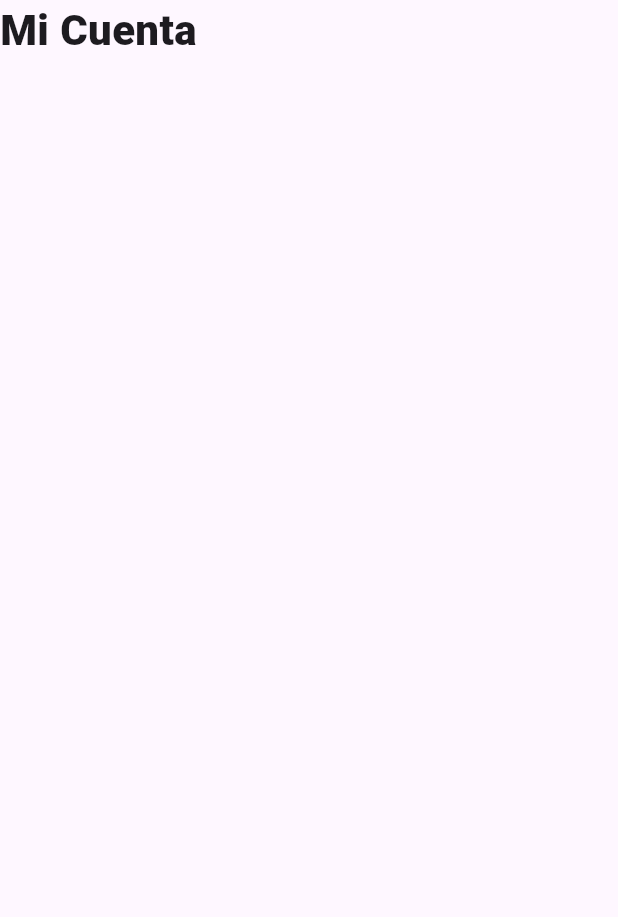
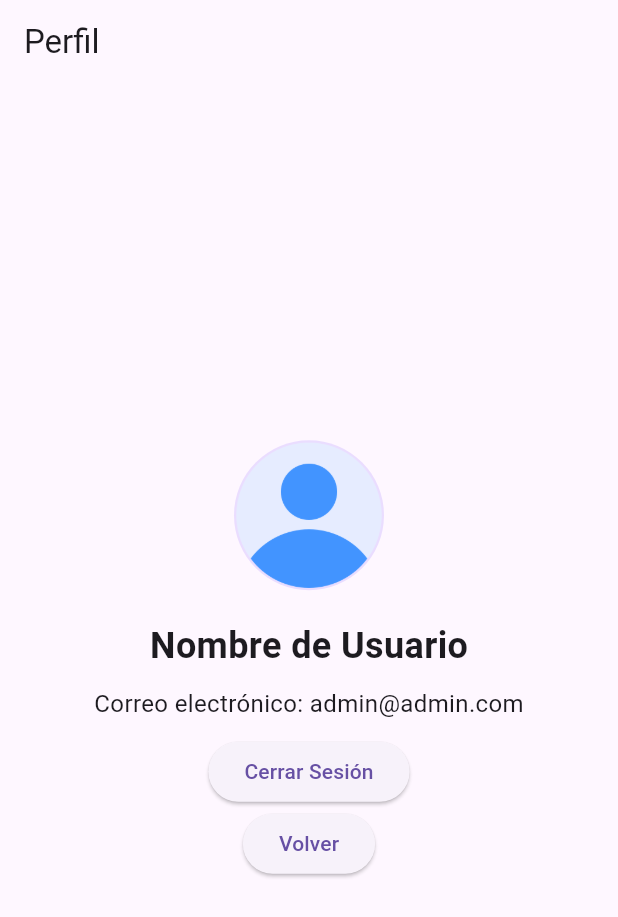
Before and after one commit to HaroldArguelloNic/mynapopizza, a Flutter app: the MyAccountPage screen opened directly, on a phone screen of 412 x 824 dp. Shown: the top 917 px of the screen. Run offline on Flutter 3.47's test engine with Material 3 defaults, Android fonts, the phone set to English and light mode, and no system bars; our stand-ins replace google_fonts; missing offline and left inert: mysql_client.

Commit message:
Informacion perfil base

```diff
--- a/lib/page/myaccountpage.dart
+++ b/lib/page/myaccountpage.dart
@@ -1,19 +1,68 @@
 import 'package:flutter/material.dart';
+import 'package:mynapopizza/page/home_page.dart';
 
-class MyAccountPage extends StatelessWidget {
-  const MyAccountPage({super.key});
+class MyAccountPage extends StatefulWidget {
+  const MyAccountPage({Key? key}) : super(key: key);
 
+  @override
+  _MyAccountPageState createState() => _MyAccountPageState();
+}
 
-
+class _MyAccountPageState extends State<MyAccountPage> {
   @override
   Widget build(BuildContext context) {
     return Scaffold(
-      body: Container(
-        child: const Text('Mi Cuenta',
-          style: TextStyle(fontWeight: FontWeight.w900,
-          fontSize: 28,),
-        ),
-      )
+      appBar: AppBar(
+        title: Text('Perfil'),
+      ),
+      body: MyAccountBody(),
     );
   }
 }
+
+class MyAccountBody extends StatelessWidget {
+  @override
+  Widget build(BuildContext context) {
+    return Center(
+      child: Column(
+        mainAxisAlignment: MainAxisAlignment.center,
+        children: <Widget>[
+          CircleAvatar(
+            radius: 50,
+            backgroundImage: AssetImage('assets/usuario.png'), // Cambia por tu propia imagen
+          ),
+          SizedBox(height: 20),
+          Text(
+            'Nombre de Usuario',
+            style: TextStyle(
+              fontSize: 24,
+              fontWeight: FontWeight.bold,
+            ),
+          ),
+          SizedBox(height: 10),
+          Text(
+            'Correo electrónico: admin@admin.com', // Cambia por tu propia dirección de correo electrónico
+            style: TextStyle(
+              fontSize: 16,
+            ),
+          ),
+          SizedBox(height: 10),
+          ElevatedButton(
+            onPressed: () {
+              // Acción al presionar el botón (por ejemplo, cerrar sesión)
+            },
+            child: Text('Cerrar Sesión'),
+          ),
+          ElevatedButton(
+            onPressed:(){
+              Navigator.pushReplacement(
+        context,
+        MaterialPageRoute(builder: (context) =>const HomePage()),
+      );
+          },
+          child: Text('Volver'),)
+        ],
+      ),
+    );
+  }
+}
```
Also changed, not shown: assets/usuario.png (added).
